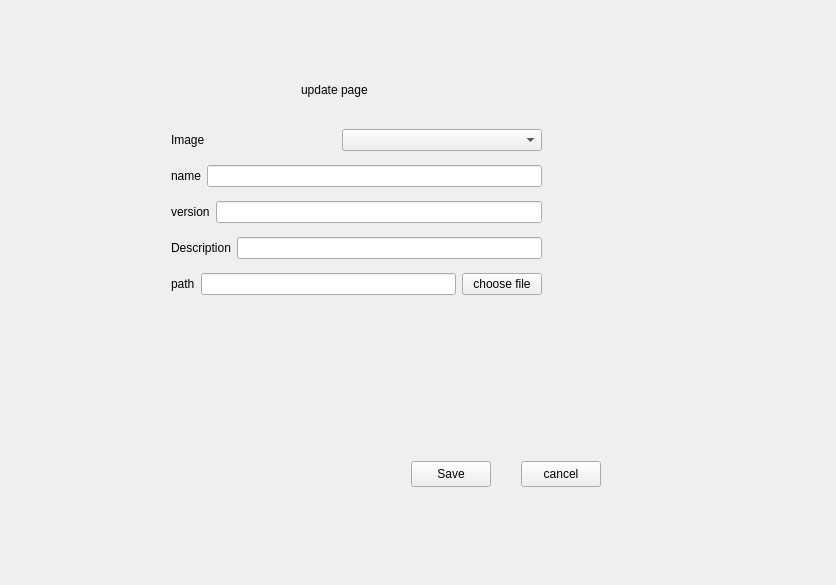
The window that src/pages/image/image-operate.ui (openeuler-mirror/ks-scmc-gui) describes before a commit, drawn with Qt 5.
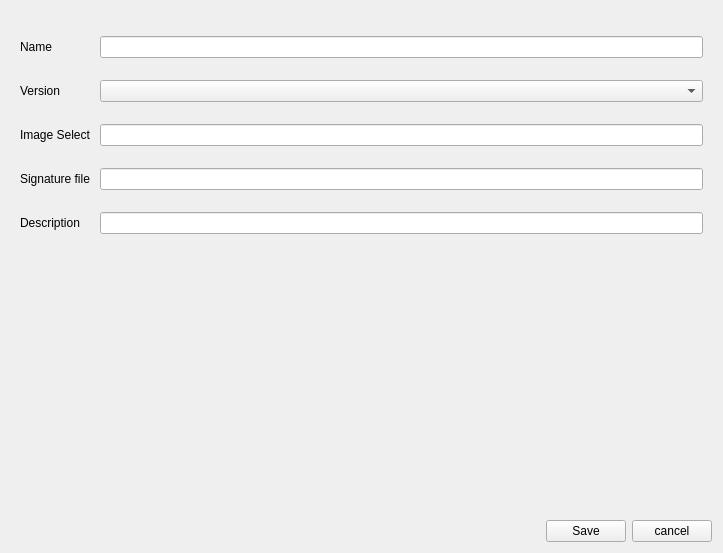
The same window after the commit. The open tabs and pages were chosen to show the change.

Commit message:
fix(*):improve image manager function,update proto file
- 完善镜像管理操作功能，更新proto协议

The edit to the form file:
```diff
--- a/src/pages/image/image-operate.ui
+++ b/src/pages/image/image-operate.ui
@@ -6,244 +6,129 @@
    <rect>
     <x>0</x>
     <y>0</y>
-    <width>836</width>
-    <height>585</height>
+    <width>723</width>
+    <height>553</height>
    </rect>
   </property>
   <property name="windowTitle">
    <string>Form</string>
   </property>
-  <layout class="QGridLayout" name="gridLayout">
-   <item row="0" column="0">
-    <widget class="QWidget" name="widget" native="true">
+  <layout class="QVBoxLayout" name="verticalLayout_3">
+   <item>
      <widget class="QStackedWidget" name="stackedWidget">
-      <property name="geometry">
-       <rect>
-        <x>-20</x>
-        <y>60</y>
-        <width>691</width>
-        <height>331</height>
-       </rect>
-      </property>
       <property name="currentIndex">
        <number>0</number>
       </property>
-      <widget class="QWidget" name="pageUpload">
-       <widget class="QWidget" name="widgetUpload" native="true">
-        <property name="geometry">
-         <rect>
-          <x>60</x>
-          <y>0</y>
-          <width>561</width>
-          <height>500</height>
-         </rect>
-        </property>
-        <widget class="QWidget" name="layoutWidget">
-         <property name="geometry">
-          <rect>
-           <x>30</x>
-           <y>51</y>
-           <width>381</width>
-           <height>211</height>
-          </rect>
-         </property>
-         <layout class="QVBoxLayout" name="verticalLayout">
-          <item>
-           <layout class="QHBoxLayout" name="horizontalLayout_2">
-            <item>
-             <widget class="QLabel" name="labelName">
+     <widget class="QWidget" name="pageImage">
+      <layout class="QGridLayout" name="gridLayout">
+       <item row="0" column="1">
+        <widget class="QLineEdit" name="lineEditName"/>
+       </item>
+       <item row="3" column="0">
+        <widget class="QLabel" name="labSign">
               <property name="text">
-               <string>name</string>
+          <string>Signature file </string>
               </property>
              </widget>
             </item>
-            <item>
-             <widget class="QLineEdit" name="uploadName"/>
-            </item>
-           </layout>
-          </item>
-          <item>
-           <layout class="QHBoxLayout" name="horizontalLayout_3">
-            <item>
-             <widget class="QLabel" name="labelVer">
+       <item row="4" column="1">
+        <widget class="QLineEdit" name="lineEditDesc"/>
+       </item>
+       <item row="0" column="0">
+        <widget class="QLabel" name="labName">
               <property name="text">
-               <string>version</string>
+          <string>Name</string>
               </property>
              </widget>
             </item>
-            <item>
-             <widget class="QLineEdit" name="uploadVersion"/>
-            </item>
-           </layout>
-          </item>
-          <item>
-           <layout class="QHBoxLayout" name="horizontalLayout_4">
-            <item>
-             <widget class="QLabel" name="labelDesc">
+       <item row="2" column="1">
+        <widget class="QLineEdit" name="lineEditImageFile"/>
+       </item>
+       <item row="3" column="1">
+        <widget class="QLineEdit" name="lineEditImageSign"/>
+       </item>
+       <item row="1" column="0">
+        <widget class="QLabel" name="labVersion">
+         <property name="text">
+          <string>Version</string>
+         </property>
+        </widget>
+       </item>
+       <item row="4" column="0">
+        <widget class="QLabel" name="labDesc">
               <property name="text">
                <string>Description</string>
               </property>
              </widget>
             </item>
-            <item>
-             <widget class="QLineEdit" name="uploadDesc"/>
-            </item>
-           </layout>
-          </item>
-          <item>
-           <layout class="QHBoxLayout" name="horizontalLayout">
-            <item>
-             <widget class="QLabel" name="labelPath">
+       <item row="2" column="0">
+        <widget class="QLabel" name="labFile">
               <property name="text">
-               <string>path</string>
+          <string>Image Select</string>
               </property>
              </widget>
             </item>
-            <item>
-             <widget class="QLineEdit" name="uploadFile"/>
-            </item>
-            <item>
-             <widget class="QPushButton" name="uploadChooseFile">
-              <property name="text">
-               <string>choose file</string>
-              </property>
-             </widget>
-            </item>
-           </layout>
-          </item>
-         </layout>
-        </widget>
-       </widget>
+       <item row="1" column="1">
+        <widget class="QLineEdit" name="lineEditVersion"/>
+       </item>
+      </layout>
       </widget>
       <widget class="QWidget" name="pageUpdate">
-       <widget class="QWidget" name="widget_2" native="true">
-        <property name="geometry">
-         <rect>
-          <x>180</x>
-          <y>50</y>
-          <width>371</width>
-          <height>182</height>
-         </rect>
-        </property>
-        <layout class="QVBoxLayout" name="verticalLayout_2">
-         <item>
-          <layout class="QHBoxLayout" name="horizontalLayout_9">
-           <item>
-            <widget class="QLabel" name="labelName_3">
+      <layout class="QGridLayout" name="gridLayout_2">
+       <item row="0" column="0">
+        <widget class="QLabel" name="labUpdateName">
              <property name="text">
-              <string>Image</string>
+          <string>Name</string>
              </property>
             </widget>
            </item>
-           <item>
-            <widget class="QComboBox" name="updateImage">
-             <property name="minimumSize">
-              <size>
-               <width>200</width>
-               <height>0</height>
-              </size>
-             </property>
-            </widget>
-           </item>
-          </layout>
-         </item>
-         <item>
-          <layout class="QHBoxLayout" name="horizontalLayout_5">
-           <item>
-            <widget class="QLabel" name="labelName_2">
-             <property name="text">
-              <string>name</string>
-             </property>
-            </widget>
-           </item>
-           <item>
+       <item row="0" column="1">
             <widget class="QLineEdit" name="updateName"/>
            </item>
-          </layout>
-         </item>
-         <item>
-          <layout class="QHBoxLayout" name="horizontalLayout_6">
-           <item>
-            <widget class="QLabel" name="labelVer_2">
+       <item row="1" column="0">
+        <widget class="QLabel" name="labUpdateVer">
+         <property name="text">
+          <string>Version</string>
+         </property>
+        </widget>
+       </item>
+       <item row="2" column="0">
+        <widget class="QLabel" name="labUpdateSelect">
              <property name="text">
-              <string>version</string>
+          <string>Image Select</string>
              </property>
             </widget>
            </item>
-           <item>
-            <widget class="QLineEdit" name="updateVersion"/>
-           </item>
-          </layout>
-         </item>
-         <item>
-          <layout class="QHBoxLayout" name="horizontalLayout_7">
-           <item>
-            <widget class="QLabel" name="labelDesc_2">
+       <item row="2" column="1">
+        <widget class="QLineEdit" name="updateSelect"/>
+       </item>
+       <item row="3" column="0">
+        <widget class="QLabel" name="labUpdateSign">
+         <property name="text">
+          <string>Signature file </string>
+         </property>
+        </widget>
+       </item>
+       <item row="3" column="1">
+        <widget class="QLineEdit" name="updateSign"/>
+       </item>
+       <item row="4" column="0">
+        <widget class="QLabel" name="labUpdateDesc">
              <property name="text">
               <string>Description</string>
              </property>
             </widget>
            </item>
-           <item>
+       <item row="4" column="1">
             <widget class="QLineEdit" name="updateDesc"/>
            </item>
-          </layout>
-         </item>
-         <item>
-          <layout class="QHBoxLayout" name="horizontalLayout_8">
-           <item>
-            <widget class="QLabel" name="labelPath_2">
-             <property name="text">
-              <string>path</string>
-             </property>
-            </widget>
-           </item>
-           <item>
-            <widget class="QLineEdit" name="updateFile"/>
-           </item>
-           <item>
-            <widget class="QPushButton" name="updateChooseFile">
-             <property name="text">
-              <string>choose file</string>
-             </property>
-            </widget>
-           </item>
-          </layout>
-         </item>
-        </layout>
-       </widget>
-       <widget class="QLabel" name="label_7">
-        <property name="geometry">
-         <rect>
-          <x>310</x>
-          <y>10</y>
-          <width>251</width>
-          <height>18</height>
-         </rect>
-        </property>
-        <property name="text">
-         <string>update page</string>
-        </property>
-       </widget>
+       <item row="1" column="1">
+        <widget class="QComboBox" name="updateVersion"/>
+       </item>
+      </layout>
       </widget>
       <widget class="QWidget" name="pageDownload">
-       <widget class="QWidget" name="widget_3" native="true">
-        <property name="geometry">
-         <rect>
-          <x>170</x>
-          <y>20</y>
-          <width>321</width>
-          <height>241</height>
-         </rect>
-        </property>
         <layout class="QVBoxLayout" name="verticalLayout_4">
-         <item>
-          <widget class="QLabel" name="label">
-           <property name="text">
-            <string>download page</string>
-           </property>
-          </widget>
-         </item>
          <item>
           <layout class="QHBoxLayout" name="horizontalLayout_13">
            <item>
@@ -289,107 +174,50 @@
         </layout>
        </widget>
       </widget>
-      <widget class="QWidget" name="pageCheck">
-       <widget class="QWidget" name="widget_4" native="true">
-        <property name="geometry">
-         <rect>
-          <x>160</x>
-          <y>40</y>
-          <width>381</width>
-          <height>261</height>
-         </rect>
-        </property>
-        <widget class="QWidget" name="layoutWidget">
-         <property name="geometry">
-          <rect>
-           <x>30</x>
-           <y>40</y>
-           <width>345</width>
-           <height>98</height>
-          </rect>
-         </property>
-         <layout class="QVBoxLayout" name="verticalLayout_3">
-          <item>
-           <layout class="QHBoxLayout" name="horizontalLayout_10">
-            <item>
-             <widget class="QLabel" name="label_4">
-              <property name="text">
-               <string>image</string>
-              </property>
-             </widget>
             </item>
             <item>
-             <widget class="QComboBox" name="checkImage">
-              <property name="minimumSize">
+    <spacer name="verticalSpacer">
+     <property name="orientation">
+      <enum>Qt::Vertical</enum>
+     </property>
+     <property name="sizeHint" stdset="0">
                <size>
-                <width>300</width>
-                <height>0</height>
-               </size>
-              </property>
-             </widget>
-            </item>
-           </layout>
-          </item>
+       <width>20</width>
+       <height>40</height>
+      </size>
+     </property>
+    </spacer>
+   </item>
           <item>
-           <layout class="QHBoxLayout" name="horizontalLayout_11">
+    <layout class="QHBoxLayout" name="horizontalLayout_15">
             <item>
-             <widget class="QLabel" name="label_5">
-              <property name="text">
-               <string>check</string>
-              </property>
-             </widget>
-            </item>
-            <item>
-             <widget class="QComboBox" name="checkStatus"/>
-            </item>
-           </layout>
-          </item>
-          <item>
-           <layout class="QHBoxLayout" name="horizontalLayout_12">
-            <item>
-             <widget class="QLabel" name="label_6">
-              <property name="text">
-               <string>reject reason</string>
-              </property>
-             </widget>
+      <spacer name="horizontalSpacer">
+       <property name="orientation">
+        <enum>Qt::Horizontal</enum>
+       </property>
+       <property name="sizeHint" stdset="0">
+        <size>
+         <width>40</width>
+         <height>20</height>
+        </size>
+       </property>
+      </spacer>
             </item>
             <item>
-             <widget class="QLineEdit" name="checkReason"/>
-            </item>
-           </layout>
-          </item>
-         </layout>
-        </widget>
-       </widget>
-      </widget>
-     </widget>
      <widget class="QPushButton" name="btnSave">
-      <property name="geometry">
-       <rect>
-        <x>400</x>
-        <y>450</y>
-        <width>80</width>
-        <height>26</height>
-       </rect>
-      </property>
       <property name="text">
        <string>Save</string>
       </property>
      </widget>
+     </item>
+     <item>
      <widget class="QPushButton" name="btnCancel">
-      <property name="geometry">
-       <rect>
-        <x>510</x>
-        <y>450</y>
-        <width>80</width>
-        <height>26</height>
-       </rect>
-      </property>
       <property name="text">
        <string>cancel</string>
       </property>
      </widget>
-    </widget>
+     </item>
+    </layout>
    </item>
   </layout>
  </widget>
```
Lines whose indentation alone changed are shown as unchanged. The commit also changes 23 other files.
